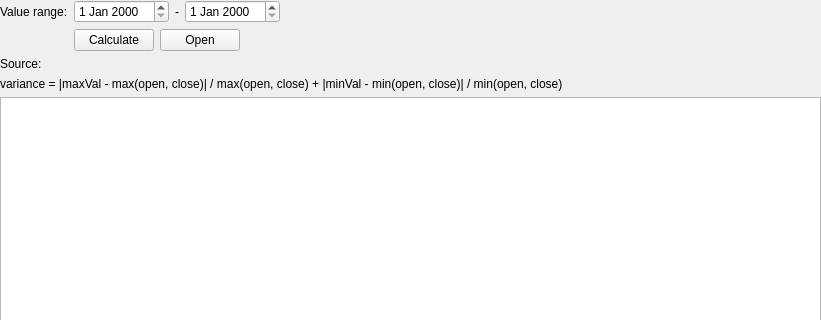
Old version of the form src/stockmonitor/ui/widget/tool/variancewidget.ui in the repository anetczuk/stock-monitor; both pictures show x 0 to 821 and y 0 to 320 of the 821 by 666 pixel window.
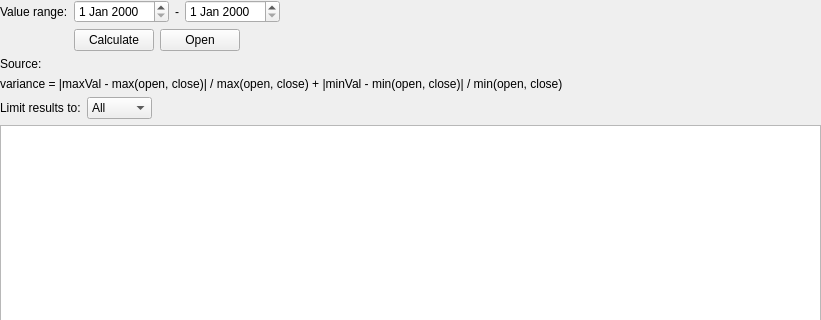
New version of the form. Custom widgets are drawn as their Qt base class.

Patch:
```diff
--- a/src/stockmonitor/ui/widget/tool/variancewidget.ui
+++ b/src/stockmonitor/ui/widget/tool/variancewidget.ui
@@ -13,7 +13,7 @@
   <property name="windowTitle">
    <string>Variance</string>
   </property>
-  <layout class="QVBoxLayout" name="verticalLayout" stretch="0,0,0">
+  <layout class="QVBoxLayout" name="verticalLayout" stretch="0,0,0,0">
    <property name="leftMargin">
     <number>0</number>
    </property>
@@ -122,6 +122,49 @@
      </property>
     </widget>
    </item>
+   <item>
+    <layout class="QHBoxLayout" name="horizontalLayout_4">
+     <item>
+      <widget class="QLabel" name="label_8">
+       <property name="text">
+        <string>Limit results to:</string>
+       </property>
+      </widget>
+     </item>
+     <item>
+      <widget class="QComboBox" name="limitResultsCB">
+       <item>
+        <property name="text">
+         <string>All</string>
+        </property>
+       </item>
+       <item>
+        <property name="text">
+         <string>Favs</string>
+        </property>
+       </item>
+       <item>
+        <property name="text">
+         <string>Wallet</string>
+        </property>
+       </item>
+      </widget>
+     </item>
+     <item>
+      <spacer name="horizontalSpacer_4">
+       <property name="orientation">
+        <enum>Qt::Horizontal</enum>
+       </property>
+       <property name="sizeHint" stdset="0">
+        <size>
+         <width>40</width>
+         <height>20</height>
+        </size>
+       </property>
+      </spacer>
+     </item>
+    </layout>
+   </item>
    <item>
     <widget class="ToolStockTable" name="dataTable"/>
    </item>
```
